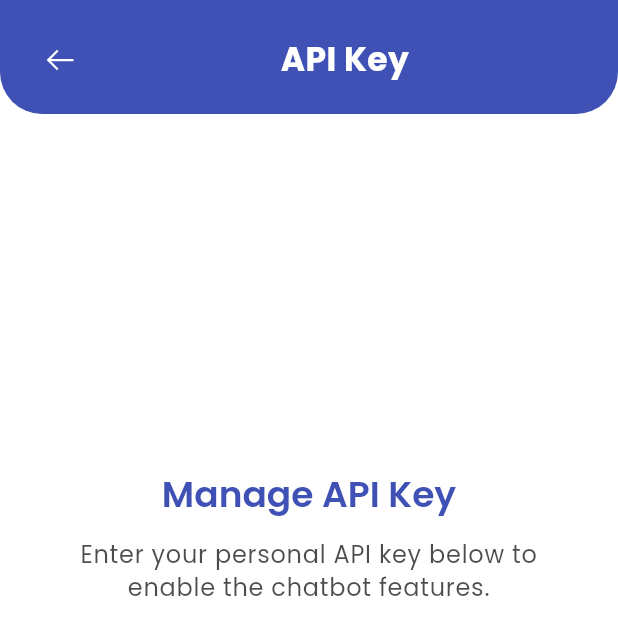
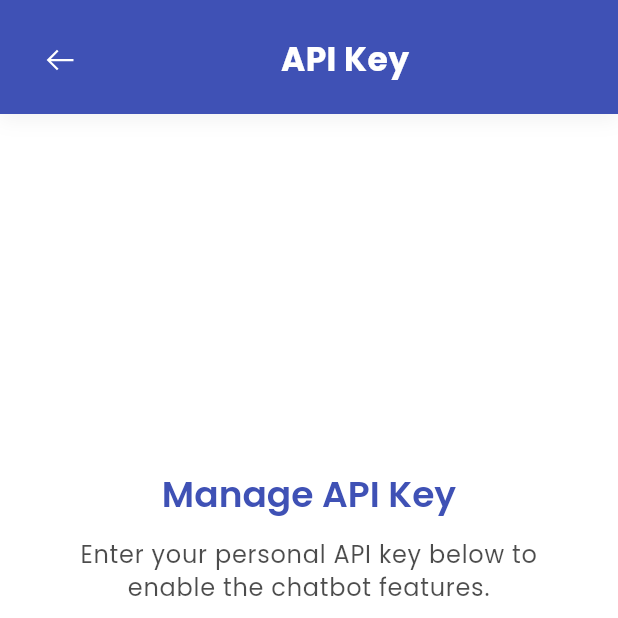
Before and after one commit to rafay99-epic/MeetTime, a Flutter app: the screen it shows after launch, item 4 of the bottom bar chosen, after a tap on "ChatBot API Key", on a phone screen of 412 x 824 dp, the top half of it. Run offline on Flutter 3.47's test engine with Material 3 defaults, Android fonts, the phone set to English and light mode, and no system bars; our stand-ins replace flutter_markdown, flutter_secure_storage, flutter_svg, google_fonts, google_generative_ai, google_nav_bar and 5 more; missing offline and left inert: flutter_app_info.

Commit message:
UI Improvements

```diff
--- a/lib/features/home/home.dart
+++ b/lib/features/home/home.dart
@@ -65,21 +65,14 @@ class HomePageState extends State<Home> {
         physics: const BouncingScrollPhysics(),
         children: _pages,
       ),
-      bottomNavigationBar: Container(
-        decoration: BoxDecoration(
-          color: colorScheme.primary,
-        ),
-        child: Padding(
-          padding: const EdgeInsets.symmetric(horizontal: 18, vertical: 20),
-          child: GNav(
+      bottomNavigationBar: GNav(
         selectedIndex: _selectedIndex,
         onTabChange: _onItemTapped,
         backgroundColor: colorScheme.primary,
         color: colorScheme.onPrimary,
         activeColor: colorScheme.onPrimary,
         tabBackgroundColor: colorScheme.onPrimary.withOpacity(0.1),
-            padding: const EdgeInsets.symmetric(horizontal: 20, vertical: 12),
-            gap: 4,
+        padding: const EdgeInsets.all(27),
         tabs: [
           GButton(
             icon: LineIcons.clockAlt,
@@ -103,8 +96,6 @@ class HomePageState extends State<Home> {
           ),
         ],
       ),
-        ),
-      ),
     );
   }
 }
--- a/lib/features/time_convter/time_convter.dart
+++ b/lib/features/time_convter/time_convter.dart
@@ -2,12 +2,10 @@ import 'package:flutter/material.dart';
 import 'package:google_fonts/google_fonts.dart';
 import 'package:intl/intl.dart';
 import 'package:meettime/core/repositories/time_conversion_repo.dart';
-import 'package:meettime/features/time_convter/widgets/build_glassmorphic_container.dart';
 import 'package:meettime/features/time_convter/widgets/timezone_bottom_sheet.dart';
 import 'package:meettime/features/time_convter/widgets/timezone_selection_widget';
 import 'package:meettime/utils/shared_perference_time_conver.dart';
 import 'package:meettime/widgets/appbar.dart';
-
 import 'widgets/time_input_widget.dart';
 import 'widgets/conversion_result_widget.dart';
 
@@ -19,7 +17,7 @@ class TimeConverterScreen extends StatefulWidget {
 }
 
 class _TimeConverterScreenState extends State<TimeConverterScreen> {
-  final TimeConversionRepo _timeConversionRepo = TimeConversionRepo();
+  final _repo = TimeConversionRepo();
 
   String? _sourceZone;
   String? _targetZone;
@@ -34,17 +32,18 @@ class _TimeConverterScreenState extends State<TimeConverterScreen> {
     _initializeTimeZones();
   }
 
-  void _initializeTimeZones() {
-    _timeConversionRepo.initializeTimeZones();
-    setState(() {
-      _isLoadingTimezones = !_timeConversionRepo.isInitialized;
-      if (!_isLoadingTimezones) {
-      } else {
-        ScaffoldMessenger.of(context).showSnackBar(
-          const SnackBar(content: Text('Failed to load timezone data.')),
-        );
+  void _initializeTimeZones() async {
+    try {
+      _repo.initializeTimeZones();
+    } catch (_) {
+      _showSnackBar('Failed to load timezone data.');
+    } finally {
+      setState(() => _isLoadingTimezones = !_repo.isInitialized);
     }
-    });
+  }
+
+  void _showSnackBar(String msg) {
+    ScaffoldMessenger.of(context).showSnackBar(SnackBar(content: Text(msg)));
   }
 
   @override
@@ -59,15 +58,13 @@ class _TimeConverterScreenState extends State<TimeConverterScreen> {
         showSettings: false,
       ),
       backgroundColor: const Color(0xFFF5F5F5),
-      body: SingleChildScrollView(
+      body: Padding(
         padding: const EdgeInsets.all(20),
         child: Column(
-          crossAxisAlignment: CrossAxisAlignment.stretch,
           children: [
             const SizedBox(height: 30),
-            buildGlassmorphicContainer(
-              theme,
-              Column(
+            Expanded(
+              child: Column(
                 crossAxisAlignment: CrossAxisAlignment.stretch,
                 children: [
                   TimeInputWidget(
@@ -78,24 +75,21 @@ class _TimeConverterScreenState extends State<TimeConverterScreen> {
                   TimeZoneSelectionWidget(
                     sourceZone: _sourceZone,
                     targetZone: _targetZone,
-                    onSelectSource: () =>
-                        _showTimeZoneBottomSheet(context, isSource: true),
-                    onSelectTarget: () =>
-                        _showTimeZoneBottomSheet(context, isSource: false),
+                    onSelectSource: () => _openZonePicker(isSource: true),
+                    onSelectTarget: () => _openZonePicker(isSource: false),
                   ),
                   const SizedBox(height: 30),
                   _buildConvertButton(theme),
                   const SizedBox(height: 30),
                   AnimatedSwitcher(
-                    duration: const Duration(milliseconds: 300),
+                    duration: const Duration(milliseconds: 250),
                     child: _convertedTime != null
                         ? ConversionResultWidget(convertedTime: _convertedTime!)
-                        : const SizedBox.shrink(),
+                        : const SizedBox(height: 60),
                   ),
                 ],
               ),
             ),
-            const SizedBox(height: 30),
           ],
         ),
       ),
@@ -122,77 +116,54 @@ class _TimeConverterScreenState extends State<TimeConverterScreen> {
               height: 20,
               width: 20,
               child: CircularProgressIndicator(
-                strokeWidth: 2,
-                color: Colors.white,
-              ))
+                  strokeWidth: 2, color: Colors.white),
+            )
           : const Text('Convert Time'),
     );
   }
 
   bool _canConvert() {
-    return !_isLoadingTimezones &&
-        _selectedTime != null &&
-        _sourceZone != null &&
-        _targetZone != null;
+    return _selectedTime != null && _sourceZone != null && _targetZone != null;
   }
 
   Future<void> _selectTime() async {
-    final TimeOfDay? time = await showTimePicker(
+    final picked = await showTimePicker(
       context: context,
       initialTime: _selectedTime != null
           ? TimeOfDay.fromDateTime(_selectedTime!)
           : TimeOfDay.now(),
-      builder: (BuildContext context, Widget? child) {
-        final theme = Theme.of(context);
-        return Theme(
-          data: ThemeData.light().copyWith(
+      builder: (context, child) => Theme(
+        data: Theme.of(context).copyWith(
           colorScheme: ColorScheme.light(
-              primary: theme.colorScheme.primary,
+            primary: Theme.of(context).colorScheme.primary,
           ),
-            buttonTheme:
-                const ButtonThemeData(textTheme: ButtonTextTheme.primary),
         ),
         child: child!,
-        );
-      },
+      ),
     );
 
-    if (time != null) {
+    if (picked != null) {
+      final now = DateTime.now();
+      final newTime =
+          DateTime(now.year, now.month, now.day, picked.hour, picked.minute);
       setState(() {
-        final now = DateTime.now();
-        _selectedTime = DateTime(
-          now.year,
-          now.month,
-          now.day,
-          time.hour,
-          time.minute,
-        );
-        _selectedTimeText = DateFormat('hh:mm a').format(_selectedTime!);
+        _selectedTime = newTime;
+        _selectedTimeText = DateFormat('hh:mm a').format(newTime);
         _convertedTime = null;
       });
     }
   }
 
-  void _showTimeZoneBottomSheet(BuildContext context,
-      {required bool isSource}) {
-    if (_isLoadingTimezones || !_timeConversionRepo.isInitialized) {
-      ScaffoldMessenger.of(context).showSnackBar(const SnackBar(
-          content: Text('Timezones loading or failed to load.')));
+  void _openZonePicker({required bool isSource}) {
+    if (_isLoadingTimezones || !_repo.isInitialized) {
+      _showSnackBar('Timezones are still loading or failed to load.');
       return;
     }
 
-    List<String> timeZones;
-    try {
-      timeZones = _timeConversionRepo.getAllTimeZones();
-    } catch (e) {
-      ScaffoldMessenger.of(context)
-          .showSnackBar(SnackBar(content: Text('Error getting timezones: $e')));
-      return;
-    }
+    final zones = _repo.getAllTimeZones();
 
-    if (timeZones.isEmpty) {
-      ScaffoldMessenger.of(context)
-          .showSnackBar(const SnackBar(content: Text('No timezones found.')));
+    if (zones.isEmpty) {
+      _showSnackBar('No timezones found.');
       return;
     }
 
@@ -200,10 +171,9 @@ class _TimeConverterScreenState extends State<TimeConverterScreen> {
       context: context,
       isScrollControlled: true,
       backgroundColor: Colors.transparent,
-      builder: (BuildContext bc) {
-        return TimeZoneBottomSheet(
-          timeZones: timeZones,
-          onTimeZoneSelected: (String zone) {
+      builder: (_) => TimeZoneBottomSheet(
+        timeZones: zones,
+        onTimeZoneSelected: (zone) {
           setState(() {
             if (isSource) {
               _sourceZone = zone;
@@ -215,51 +185,41 @@ class _TimeConverterScreenState extends State<TimeConverterScreen> {
           Navigator.pop(context);
         },
         theme: Theme.of(context),
-        );
-      },
+      ),
     );
   }
 
-  void _convertTime() async {
-    if (!_canConvert()) {
-      setState(() => _convertedTime = 'Please select time and timezones.');
-      return;
-    }
-
+  Future<void> _convertTime() async {
     try {
-      final result = _timeConversionRepo.convertTime(
+      final result = _repo.convertTime(
         sourceTime: _selectedTime!,
         sourceZone: _sourceZone!,
         targetZone: _targetZone!,
       );
 
-      final String formattedSourceTime =
-          DateFormat('hh:mm a').format(_selectedTime!);
+      final formattedSource = DateFormat('hh:mm a').format(_selectedTime!);
 
       setState(() {
         _convertedTime = result;
       });
 
       await saveConversionToHistory(
-        formattedSourceTime,
+        formattedSource,
         _sourceZone!,
         result,
         _targetZone!,
       );
     } on TimeConversionException catch (e) {
-      setState(() {
-        _convertedTime = 'Error: ${e.message}';
-      });
-      ScaffoldMessenger.of(context).showSnackBar(
-        SnackBar(content: Text('Conversion Error: ${e.message}')),
-      );
+      _handleError('Conversion Error: ${e.message}');
     } catch (e) {
-      setState(() {
-        _convertedTime = 'An unexpected error occurred.';
-      });
-      ScaffoldMessenger.of(context).showSnackBar(
-        SnackBar(content: Text('Error: $e')),
-      );
+      _handleError('Unexpected error: $e');
     }
   }
+
+  void _handleError(String msg) {
+    setState(() {
+      _convertedTime = msg;
+    });
+    _showSnackBar(msg);
   }
+}
--- a/lib/widgets/appbar.dart
+++ b/lib/widgets/appbar.dart
@@ -9,6 +9,7 @@ class MeetTimeAppBar extends StatelessWidget implements PreferredSizeWidget {
   final bool showBack;
   final bool showSettings;
   final VoidCallback? onSettingsTap;
+  final Widget? leading;
 
   const MeetTimeAppBar({
     super.key,
@@ -18,24 +19,35 @@ class MeetTimeAppBar extends StatelessWidget implements PreferredSizeWidget {
     this.showBack = false,
     this.showSettings = false,
     this.onSettingsTap,
+    this.leading,
   });
 
   @override
   Widget build(BuildContext context) {
     final theme = Theme.of(context);
+    final isTablet = MediaQuery.of(context).size.width > 600;
+    final horizontalPadding = isTablet ? 24.0 : 16.0;
 
     return Container(
       decoration: BoxDecoration(
         color: theme.colorScheme.primary,
-        borderRadius: const BorderRadius.vertical(bottom: Radius.circular(28)),
+        boxShadow: [
+          BoxShadow(
+            color: Colors.black.withOpacity(0.05),
+            blurRadius: 10,
+            offset: const Offset(0, 4),
+          ),
+        ],
       ),
       child: SafeArea(
         child: Padding(
-          padding: const EdgeInsets.fromLTRB(
-              16, 16, 16, 12), // Increased vertical padding
+          padding:
+              EdgeInsets.fromLTRB(horizontalPadding, 16, horizontalPadding, 12),
           child: Row(
             children: [
-              if (showBack)
+              if (leading != null)
+                leading!
+              else if (showBack)
                 IconButton(
                   icon: Icon(LineIcons.arrowLeft,
                       color: theme.colorScheme.onPrimary),
@@ -43,13 +55,20 @@ class MeetTimeAppBar extends StatelessWidget implements PreferredSizeWidget {
                   splashRadius: 24,
                 ),
               Expanded(
+                child: FittedBox(
+                  fit: BoxFit.scaleDown,
+                  child: Hero(
+                    tag: 'appbar-title',
                     child: Text(
                       title,
-                  textAlign: centerTitle ? TextAlign.center : TextAlign.start,
+                      textAlign:
+                          centerTitle ? TextAlign.center : TextAlign.start,
                       style: GoogleFonts.poppins(
                         fontSize: 22,
                         fontWeight: FontWeight.w700,
                         color: theme.colorScheme.onPrimary,
+                      ),
+                    ),
                   ),
                 ),
               ),
@@ -59,7 +78,11 @@ class MeetTimeAppBar extends StatelessWidget implements PreferredSizeWidget {
                   onPressed: onSettingsTap,
                   splashRadius: 24,
                 ),
-              if (actions != null) ...actions!,
+              if (actions != null)
+                Row(
+                  mainAxisSize: MainAxisSize.min,
+                  children: actions!,
+                ),
             ],
           ),
         ),
--- a/pubspec.yaml
+++ b/pubspec.yaml
@@ -20,7 +20,6 @@ dependencies:
   google_fonts: ^6.2.1
   page_transition: ^2.1.0
   lottie: ^3.1.3
-  google_nav_bar: ^5.0.7
   line_icons: ^2.0.3
   flutter_svg: ^2.1.0
   intl: ^0.20.2
@@ -34,6 +33,7 @@ dependencies:
   change_app_package_name: ^1.5.0
   rename_app: ^1.6.2
   flutter_launcher_icons: ^0.14.3
+  google_nav_bar: ^5.0.7
 
 dev_dependencies:
   flutter_test:
```
Lines whose indentation alone changed are shown as unchanged.
